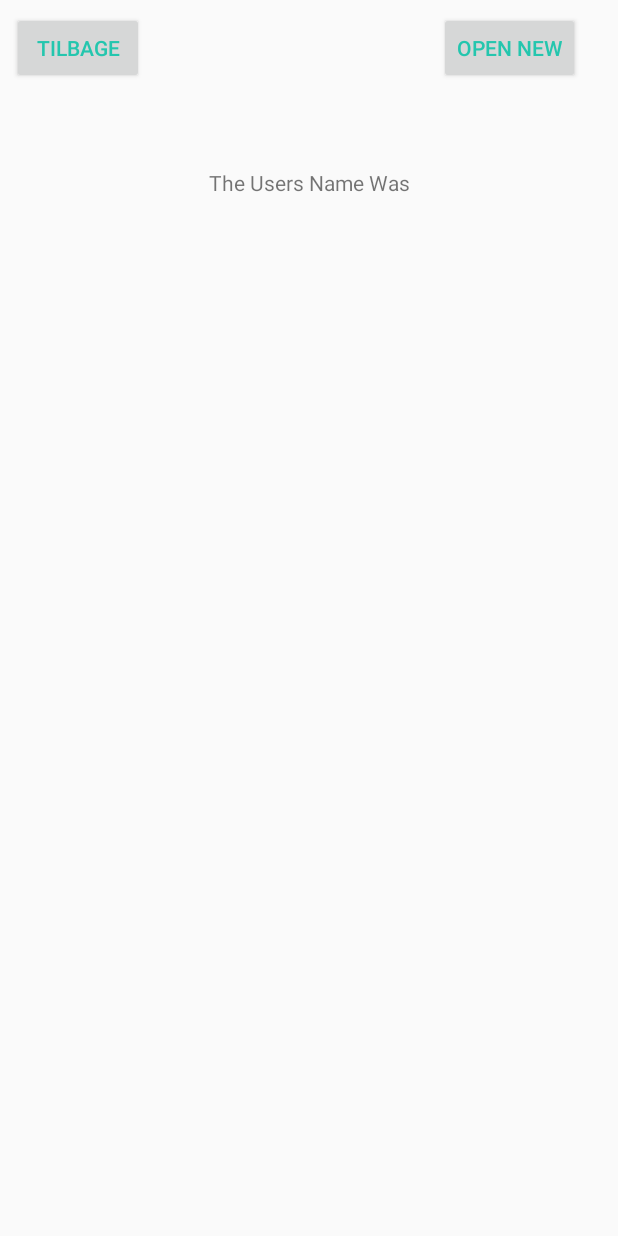
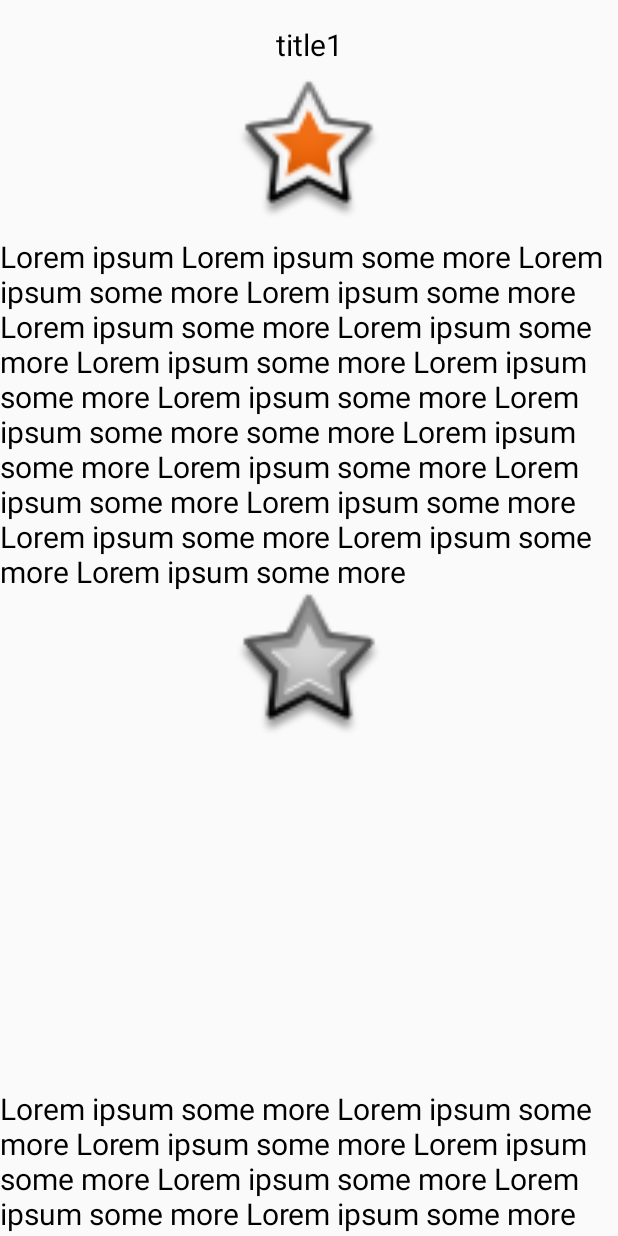
Before and after one commit to jufa2401/Aspiriprojektet, an Android app: the ListViewOnClick screen opened directly, with no data from a screen before it, on a phone screen of 412 x 824 dp. Run offline under Robolectric (Android 15) with nearby library versions, the phone set to English and light mode, and no system bars.

Commit message:
Changed more names

```diff
--- a/app/src/main/AndroidManifest.xml
+++ b/app/src/main/AndroidManifest.xml
@@ -20,7 +20,7 @@
         </activity>
 
         <!-- OnClickListener -->
-        <activity android:name=".ClickOnList" />
+        <activity android:name=".ListViewOnClick" />
 
         <!-- ExtraScreen -->
 
--- a/app/src/main/java/com/example/s165158/aspiri/ClickOnList.java
+++ b/app/src/main/java/com/example/s165158/aspiri/ListViewOnClick.java
@@ -9,39 +9,20 @@ import android.widget.Button;
 import android.widget.TextView;
 
 //Denne klasse håndterer den activity man ryger ind i  når man klikker på et list-objekt
-public class ClickOnList extends AppCompatActivity implements View.OnClickListener {
+public class ListViewOnClick extends AppCompatActivity {
 
     @Override
     protected void onCreate(Bundle savedInstanceState) {
         super.onCreate(savedInstanceState);
         setContentView(R.layout.subject_1);
 
-        String savedExtra = getIntent().getStringExtra("content");
-        TextView myText = (TextView) findViewById(R.id.contentID);
-        myText.setText(savedExtra);
-
-        Button b1 = (Button) findViewById(R.id.button);
-        b1.setOnClickListener(this);
+//        String savedExtra = getIntent().getStringExtra("content");
+//        TextView myText = (TextView) findViewById(R.id.contentID);
 
         Log.d("AspiriApp","created new view");
     }
 
 
-    //Knapper
-    @Override
-    public void onClick(View view) {
-
-        switch (view.getId()) {
-            //Knap test udføres bare ved normale brugertest
-            case R.id.button:
-                super.onBackPressed();
-                Log.d("AspiriApp","back button pressed");
-                break;
-
-            default:
-                break;
-        }
-    }
 
 
     @Override
@@ -49,7 +30,7 @@ public class ClickOnList extends AppCompatActivity implements View.OnClickListen
         super.onActivityResult(requestCode, resultCode, data);
 
 //        Appender data
-        TextView usersNameMessage = (TextView) findViewById(R.id.users_name_message);
+        TextView usersNameMessage = (TextView) findViewById(R.id.subject_title);
         String nameSentBack = data.getStringExtra("UsersName");
         usersNameMessage.append(" " + nameSentBack);
     }
--- a/app/src/main/java/com/example/s165158/aspiri/MainActivity.java
+++ b/app/src/main/java/com/example/s165158/aspiri/MainActivity.java
@@ -1,13 +1,11 @@
 package com.example.s165158.aspiri;
 import java.lang.*;
 import android.content.Intent;
-import android.content.res.Resources;
 import android.net.Uri;
 import android.os.Bundle;
 import android.support.annotation.NonNull;
 import android.support.design.widget.FloatingActionButton;
 import android.support.design.widget.NavigationView;
-import android.support.design.widget.Snackbar;
 import android.support.v4.view.GravityCompat;
 import android.support.v4.widget.DrawerLayout;
 import android.support.v7.app.ActionBarDrawerToggle;
@@ -20,8 +18,6 @@ import android.view.View;
 import android.widget.AdapterView;
 import android.widget.ListView;
 import android.widget.Toast;
-
-import static android.R.id.message;
 
 public class MainActivity extends AppCompatActivity implements NavigationView.OnNavigationItemSelectedListener {
     private final static String MESSAGE = "MESSAGE";
@@ -41,7 +37,7 @@ public class MainActivity extends AppCompatActivity implements NavigationView.On
     @Override
     protected void onCreate(Bundle savedInstanceState) {
         super.onCreate(savedInstanceState);
-        setContentView(R.layout.activity_navigation);
+        setContentView(R.layout.main_activity);
         subjectListArray = getResources().getStringArray(R.array.subject_list);
         subtextListArray = getResources().getStringArray(R.array.subtext_list);
 
@@ -89,7 +85,7 @@ public class MainActivity extends AppCompatActivity implements NavigationView.On
             public void onItemClick(AdapterView<?> parent, View view, int position, long id) {
                 Toast.makeText(getApplicationContext(), "ID: " + id, Toast.LENGTH_SHORT).show();
 //                Intent er hvad man bruger til at skifte imellem activities
-                Intent openClickOnList = new Intent(MainActivity.this, ClickOnList.class);
+                Intent openClickOnList = new Intent(MainActivity.this, ListViewOnClick.class);
 //                Laver en string variabel og positionerer den efter hvilken række i listen der blev valgt
                 String message = subjectListArray[position];
                 //Tilføjer nu strengen som en "extra" til Intent
@@ -101,22 +97,10 @@ public class MainActivity extends AppCompatActivity implements NavigationView.On
     }
 
 
-//    //Vides ikke. Justin kommenter pls
-
-//    public void onBackPressed() {
-//        DrawerLayout drawer = (DrawerLayout) findViewById(R.id.drawer_layout);
-//        if (drawer.isDrawerOpen(GravityCompat.START)) {
-//            drawer.closeDrawer(GravityCompat.START);
-//        } else {
-//            super.onBackPressed();
-//        }
-//    }
-
-
 //    Tredottede menu initialiseres her
     @Override
     public boolean onCreateOptionsMenu(Menu menu) {
-        getMenuInflater().inflate(R.menu.menu, menu);
+        getMenuInflater().inflate(R.menu.three_dot_menu, menu);
         return true;
     }
 
@@ -152,7 +136,6 @@ public class MainActivity extends AppCompatActivity implements NavigationView.On
         }
     }
 
-    //BURDE VI IKKE BRUGE SWITCH? Mindre kode
     // On click for de forskellige optioner i hamburgernavigation menuen.
     @Override
     public boolean onNavigationItemSelected(@NonNull MenuItem item) {
--- a/app/src/main/res/layout/settings_screen.xml
+++ b/app/src/main/res/layout/settings_screen.xml
@@ -5,7 +5,7 @@
     android:layout_width="match_parent"
     android:layout_height="match_parent"
     android:background="@color/colorAccent"
-    tools:context="com.example.s165158.aspiri.ClickOnList">
+    tools:context="com.example.s165158.aspiri.ListViewOnClick">
 
 
     <!--Top bar-->
@@ -14,7 +14,7 @@
         android:layout_width="0dp"
         android:layout_height="47dp"
         android:background="@color/colorPrimaryDark"
-        tools:context="com.example.s165158.aspiri.ClickOnList"
+        tools:context="com.example.s165158.aspiri.ListViewOnClick"
         tools:layout_constraintTop_creator="1"
         tools:layout_constraintRight_creator="1"
         app:layout_constraintRight_toRightOf="parent"
--- a/app/src/main/res/layout/subject_1.xml
+++ b/app/src/main/res/layout/subject_1.xml
@@ -4,68 +4,75 @@
     xmlns:tools="http://schemas.android.com/tools"
     android:layout_width="match_parent"
     android:layout_height="match_parent"
-    tools:context="com.example.s165158.aspiri.ClickOnList">
+    tools:context="com.example.s165158.aspiri.ListViewOnClick"
+    tools:layout_editor_absoluteY="25dp">
 
-    <!--Tilbage knappen-->
-    <Button
-        android:id="@+id/button"
+
+    <!--Title-->
+    <TextView
+        android:id="@+id/subject_title"
         android:layout_width="wrap_content"
         android:layout_height="wrap_content"
-        android:layout_marginLeft="8dp"
-        android:layout_marginTop="8dp"
-        android:visibility="visible"
-        android:text="@string/back"
-        android:textColor="@color/colorPrimary"
-        app:layout_constraintLeft_toLeftOf="parent"
+        android:layout_marginBottom="7dp"
+        android:layout_marginTop="16dp"
+        android:text="title1"
+        android:textColor="@color/black"
+        android:textSize="20sp"
+        app:layout_constraintBottom_toTopOf="@+id/imageView1"
+        app:layout_constraintEnd_toEndOf="parent"
+        app:layout_constraintStart_toStartOf="parent"
         app:layout_constraintTop_toTopOf="parent" />
 
-    <!--TextViewt i midten-->
+    <ImageView
+        android:id="@+id/imageView1"
+        android:layout_width="0dp"
+        android:layout_height="0dp"
+        android:layout_marginBottom="8dp"
+        android:contentDescription="Subject Picture"
+        android:paddingLeft="5dp"
+        android:paddingRight="5dp"
+        android:paddingTop="2dp"
+        android:src="@android:drawable/star_big_on"
+        app:layout_constraintBottom_toTopOf="@+id/subject_bread_text"
+        app:layout_constraintEnd_toEndOf="parent"
+        app:layout_constraintStart_toStartOf="parent"
+        app:layout_constraintTop_toBottomOf="@+id/subject_title" />
+
     <TextView
-        android:id="@+id/contentID"
+        android:id="@+id/subject_bread_text"
         android:layout_width="wrap_content"
         android:layout_height="wrap_content"
-        android:layout_marginBottom="8dp"
-        android:layout_marginLeft="8dp"
-        android:layout_marginRight="8dp"
-        android:layout_marginTop="8dp"
-        android:text="@string/textview"
+        android:text="Lorem ipsum Lorem ipsum some more Lorem ipsum some more Lorem ipsum some more Lorem ipsum some more Lorem ipsum some more Lorem ipsum some more Lorem ipsum some more Lorem ipsum some more Lorem ipsum some more some more Lorem ipsum some more Lorem ipsum some more Lorem ipsum some more Lorem ipsum some more Lorem ipsum some more Lorem ipsum some more Lorem ipsum some more "
+        android:textColor="@color/black"
+        android:textSize="20sp"
+        app:layout_constraintBottom_toTopOf="@+id/imageView2"
+        app:layout_constraintStart_toStartOf="parent"
+        app:layout_constraintTop_toBottomOf="@+id/imageView1" />
+
+    <ImageView
+        android:id="@+id/imageView2"
+        android:layout_width="0dp"
+        android:layout_height="0dp"
+        android:layout_marginBottom="231dp"
+        android:layout_marginEnd="47dp"
+        android:layout_marginStart="47dp"
+        android:contentDescription="Subject Picture"
+        android:src="@android:drawable/star_big_off"
+        app:layout_constraintBottom_toTopOf="@+id/subject_bread_text2"
+        app:layout_constraintEnd_toEndOf="parent"
+        app:layout_constraintStart_toStartOf="parent"
+        app:layout_constraintTop_toBottomOf="@+id/subject_bread_text" />
+
+    <TextView
+        android:id="@+id/subject_bread_text2"
+        android:layout_width="0dp"
+        android:layout_height="0dp"
+        android:text="Lorem ipsum some more Lorem ipsum some more Lorem ipsum some more Lorem ipsum some more Lorem ipsum some more Lorem ipsum some more Lorem ipsum some more Lorem ipsum some more "
+        android:textColor="@color/black"
+        android:textSize="20sp"
         app:layout_constraintBottom_toBottomOf="parent"
-        app:layout_constraintLeft_toLeftOf="parent"
-        app:layout_constraintRight_toRightOf="parent"
-        app:layout_constraintTop_toTopOf="parent" />
-
-    <!--Open New Knappen-->
-    <Button
-        android:id="@+id/openNew"
-        android:layout_width="wrap_content"
-        android:layout_height="wrap_content"
-        android:visibility="visible"
-        android:text="@string/Action_OpenNew"
-        android:textColor="@color/colorPrimary"
-        android:layout_marginLeft="8dp"
-        android:layout_marginRight="8dp"
-        app:layout_constraintRight_toRightOf="parent"
-        app:layout_constraintTop_toTopOf="parent"
-        android:layout_marginTop="8dp"
-        app:layout_constraintHorizontal_bias="0.94"
-        app:layout_constraintLeft_toLeftOf="@+id/button"
-        ></Button>
-
-    <!--Users Name Was Knappen-->
-    <TextView
-        android:id="@+id/users_name_message"
-        android:layout_width="wrap_content"
-        android:layout_height="wrap_content"
-        android:layout_marginBottom="8dp"
-        android:layout_marginLeft="8dp"
-        android:layout_marginRight="8dp"
-        android:layout_marginTop="8dp"
-        android:text="@string/the_users_name_was"
-        app:layout_constraintBottom_toBottomOf="parent"
-        app:layout_constraintLeft_toLeftOf="parent"
-        app:layout_constraintRight_toRightOf="parent"
-        app:layout_constraintTop_toTopOf="parent"
-        app:layout_constraintVertical_bias="0.132" />
-
+        app:layout_constraintEnd_toEndOf="parent"
+        app:layout_constraintStart_toStartOf="parent"
+        app:layout_constraintTop_toBottomOf="@+id/imageView2" />
 
 </android.support.constraint.ConstraintLayout>
--- a/app/src/main/res/values/colors.xml
+++ b/app/src/main/res/values/colors.xml
@@ -11,4 +11,7 @@
     <!-- Navbar color palette -->
     <color name="item_icon_color">#2196f3</color>
     <color name="item_text_color">#050505</color>
+
+    <!--Solid colors-->
+    <color name="black">#000000</color>
 </resources>
```
Also changed, not shown: app/src/main/res/layout/main_activity.xml (renamed from app/src/main/res/layout/drawer_navigation.xml), gradle/wrapper/gradle-wrapper.properties.
